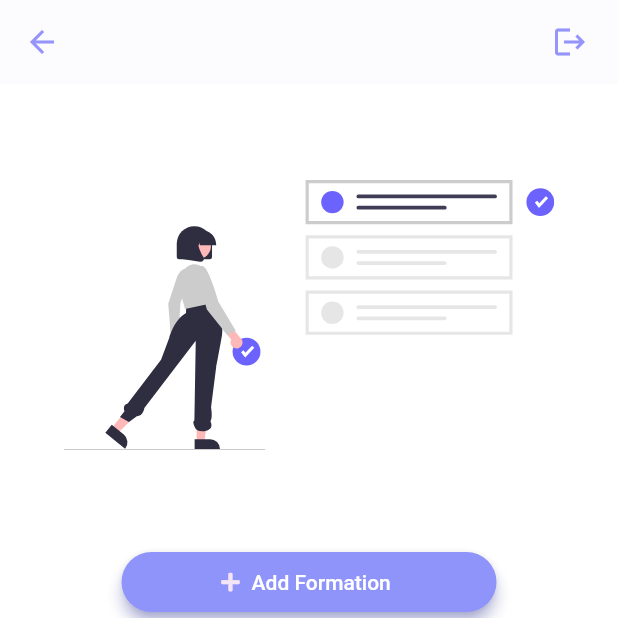
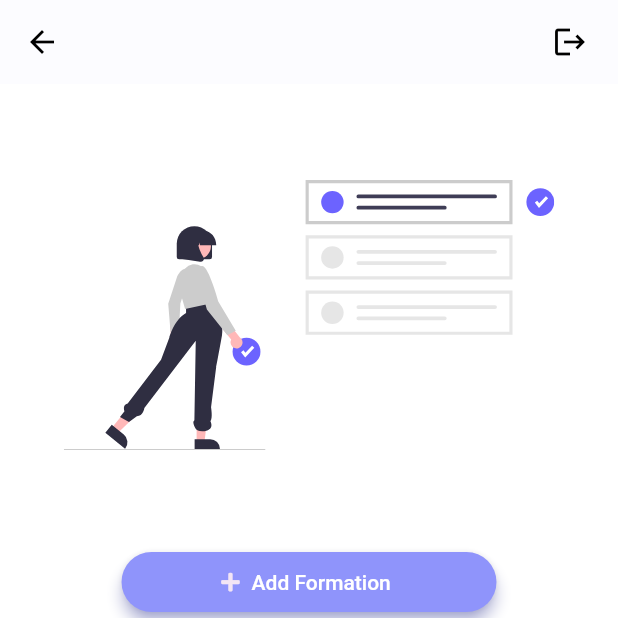
Before and after one commit to waelTeam/centre-de-formation, a Flutter app: the screen it shows after launch, on a phone screen of 412 x 824 dp, the top half of it. Run offline on Flutter 3.47's test engine with Material 2 defaults, Android fonts, the phone set to English and light mode, and no system bars; our stand-ins replace dio, firebase_auth, flutter_icons, flutter_svg, font_awesome_flutter, google_sign_in and 1 more; accounts and stored records are empty.

Commit message:
Advanced commit 2

```diff
--- a/lib/screens/formateur/AdminHome.dart
+++ b/lib/screens/formateur/AdminHome.dart
@@ -13,7 +13,7 @@ class AdminHome extends StatelessWidget {
         leading: Builder(
           builder: (BuildContext context) {
             return IconButton(
-              icon: const Icon(Icons.arrow_back,color:Color.fromRGBO(148, 148, 251,6)),
+              icon: const Icon(Icons.arrow_back),
               onPressed: () { },
               tooltip: MaterialLocalizations.of(context).openAppDrawerTooltip,
             );
@@ -27,7 +27,7 @@ class AdminHome extends StatelessWidget {
         ),
         actions: <Widget>[
           Center(
-            child: Icon(Icons.logout,color:Color.fromRGBO(148, 148, 251,6)),
+            child: Icon(Icons.logout),
           ),
           SizedBox(width: 20.0),
         ],
```
